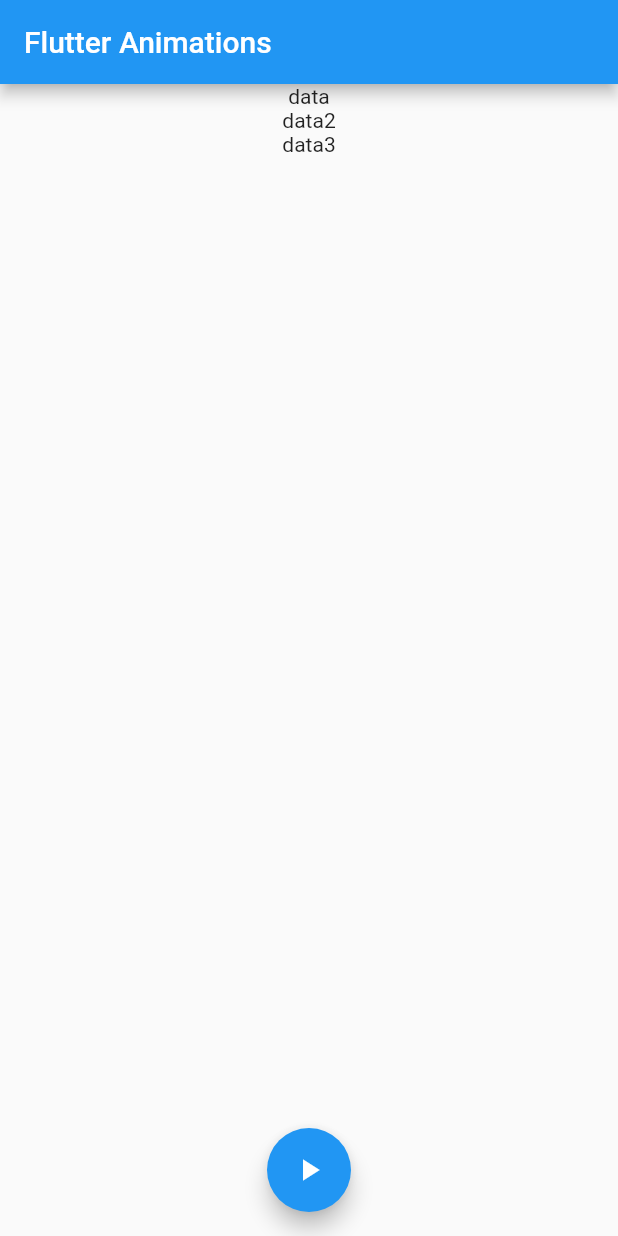
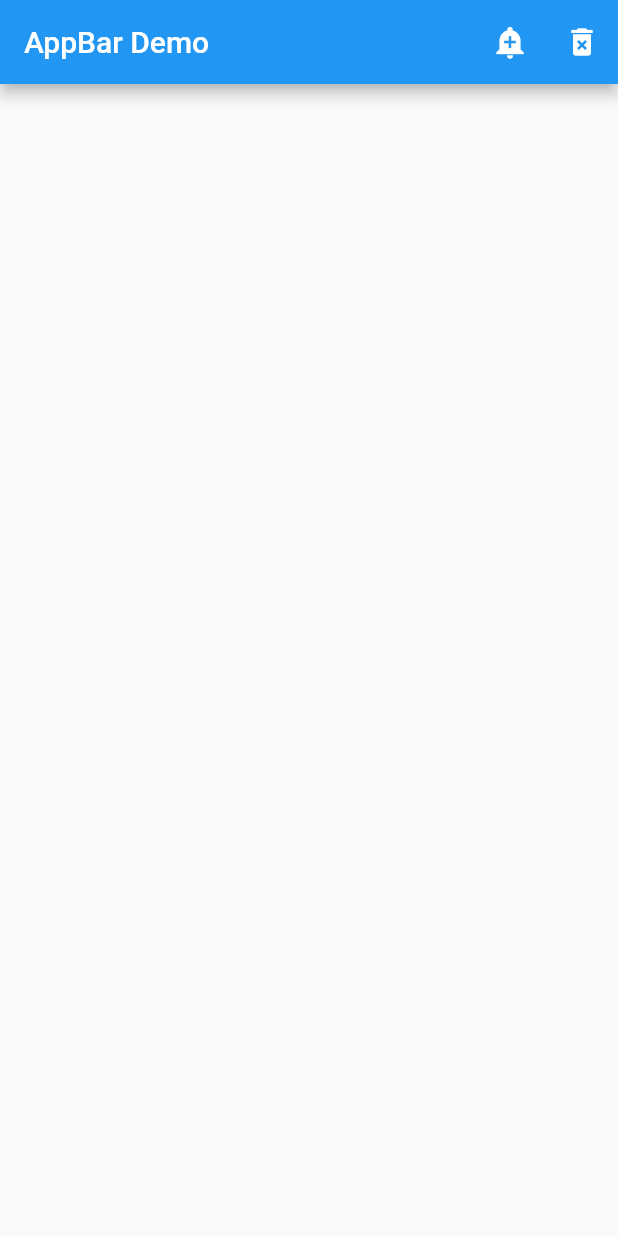
Before and after one commit to ozon671game/widgets_project, a Flutter app: the screen it shows after launch, on a phone screen of 412 x 824 dp. Run offline on Flutter 3.47's test engine with Material 2 defaults, Android fonts, the light colour scheme and no system bars.

Commit message:
add test animation based on nippy animation

```diff
--- a/lib/main.dart
+++ b/lib/main.dart
@@ -1,8 +1,13 @@
+import 'dart:io';
+
 import 'package:flutter/material.dart';
+import 'dart:async';
 
-void main() => runApp(MyApp());
+void main() => runApp(const MyApp());
 
 class MyApp extends StatelessWidget {
+  const MyApp({Key? key}) : super(key: key);
+
   @override
   Widget build(BuildContext context) {
     return MaterialApp(
@@ -11,7 +16,7 @@
       theme: ThemeData(
         primarySwatch: Colors.blue,
       ),
-      home: MyHomePage(),
+      home: const MyHomePage(),
     );
   }
 }
@@ -25,6 +30,10 @@
 
 class _MyHomePageState extends State<MyHomePage>
     with SingleTickerProviderStateMixin {
+  List<TaskCard> taskList = [];
+
+  final GlobalKey<AnimatedListState> _key = GlobalKey();
+
   AnimationController? _controller;
   Animation<Offset>? _myAnimation;
 
@@ -39,37 +48,132 @@
 
     _myAnimation = Tween<Offset>(
       begin: Offset.zero,
-      end: const Offset(10, 0),
+      end: const Offset(15, 0),
     ).animate(CurvedAnimation(
       parent: _controller!,
-      curve: Curves.easeIn,
+      curve: Curves.easeInOutBack,
     ));
+  }
+
+  void _onChanged(int index) {
+    setState(() {
+      TaskCard a = taskList[index].edit(isDone: !taskList[index].isDone);
+      _removeItem(index);
+      _addItem();
+      taskList[0] = a;
+    });
+  }
+
+  void _addItem() {
+    taskList.insert(
+        0,
+        TaskCard.construct(
+            isDone: false,
+            isArchived: false,
+            title: 'title ${taskList.length}',
+            id: taskList.length + 1));
+    _key.currentState!
+        .insertItem(0, duration: const Duration(milliseconds: 500));
+  }
+
+  void _removeItem(int index) {
+    _key.currentState!.removeItem(index, (_, animation) {
+      return SizeTransition(
+        sizeFactor: animation,
+        child: const Card(
+          margin: EdgeInsets.all(10),
+          elevation: 10,
+          color: Colors.grey,
+          child: ListTile(
+            contentPadding: EdgeInsets.all(15),
+          ),
+        ),
+      );
+      ;
+    }, duration: const Duration(milliseconds: 500));
+
+    taskList.removeAt(index);
   }
 
   @override
   Widget build(BuildContext context) {
     return Scaffold(
       appBar: AppBar(
-        title: Text("Flutter Animations"),
+        title: const Text('AppBar Demo'),
+        actions: <Widget>[
+          IconButton(
+            // key: _key,
+            icon: const Icon(Icons.add_alert),
+            tooltip: 'add',
+            onPressed: () {
+              _addItem();
+            },
+          ),
+          IconButton(
+            // key: _key,
+            icon: const Icon(Icons.delete_forever),
+            tooltip: 'del',
+            onPressed: () {},
+          ),
+        ],
       ),
-      body: Center(
-        child: Column(children: [
-          Text('data'),
-          Text('data2'),
-          SlideTransition(
-            position: _myAnimation!,
-            child: Text('data3'),
+      body: AnimatedList(
+        key: _key,
+        initialItemCount: taskList.length,
+        padding: const EdgeInsets.all(10),
+        itemBuilder: (_, index, animation) {
+          return SizeTransition(
+            key: UniqueKey(),
+            sizeFactor: animation,
+            child: Card(
+              margin: EdgeInsets.all(10),
+              elevation: 10,
+              color: Colors.indigoAccent,
+              child: ListTile(
+                contentPadding: EdgeInsets.all(15),
+                leading: Checkbox(
+                  value: taskList[index].isDone,
+                  onChanged: (_) {
+                    _onChanged(index);
+                  },
+                ),
+                title: Text(taskList[index].title,
+                    style: const TextStyle(fontSize: 24)),
+                trailing: IconButton(
+                  icon: Icon(Icons.delete),
+                  onPressed: () {
+                    setState(() {
+                      _removeItem(index);
+                    });
+                  },
+                ),
+              ),
             ),
-        ]),
-      ),
-      floatingActionButtonLocation: FloatingActionButtonLocation.centerFloat,
-      floatingActionButton: FloatingActionButton(
-        child: Icon(Icons.play_arrow),
-        onPressed: () {
-          //*------включаем анимацию-----*
-          _controller?.forward();
+          );
         },
       ),
     );
   }
 }
+
+class TaskCard {
+  final bool isDone;
+  final bool isArchived;
+  final String title;
+  final int id;
+
+  TaskCard.construct({
+    required this.isDone,
+    required this.isArchived,
+    required this.title,
+    required this.id,
+  });
+
+  TaskCard edit({isDone, isArchived, title, id}) {
+    return TaskCard.construct(
+        isDone: isDone ?? this.isDone,
+        isArchived: isArchived ?? this.isArchived,
+        title: title ?? this.title,
+        id: id ?? this.id);
+  }
+}
```
